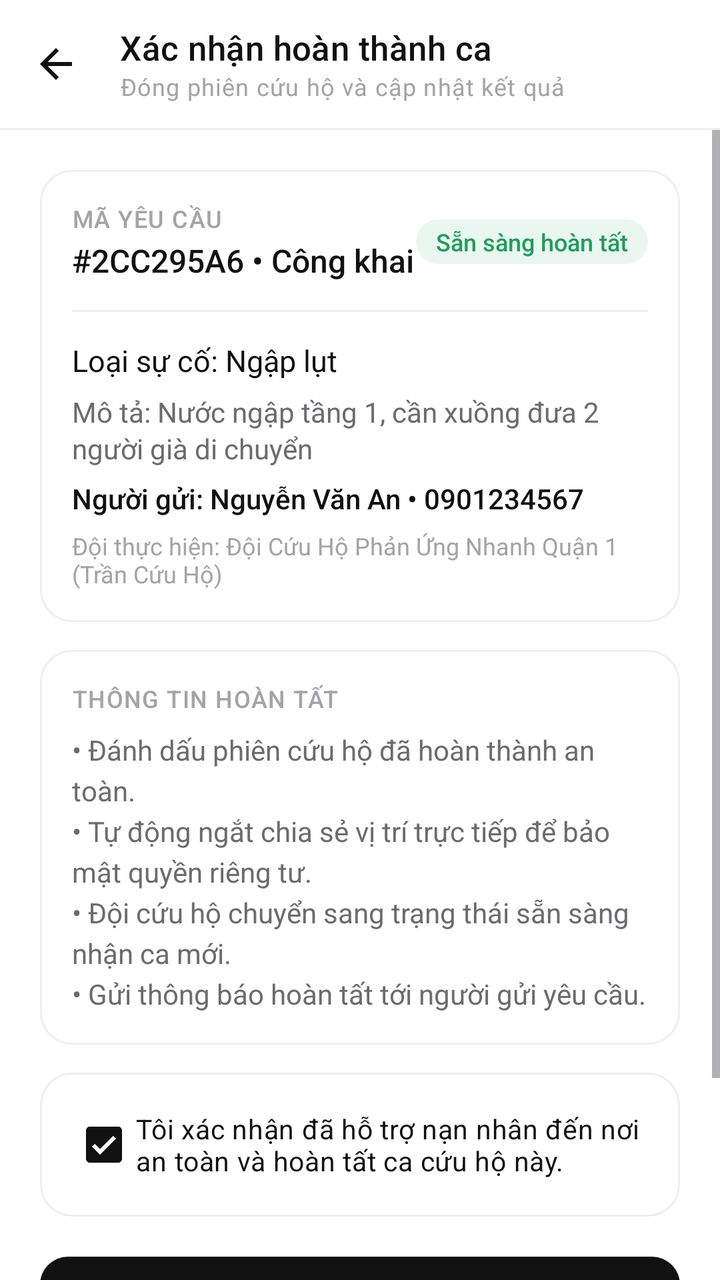
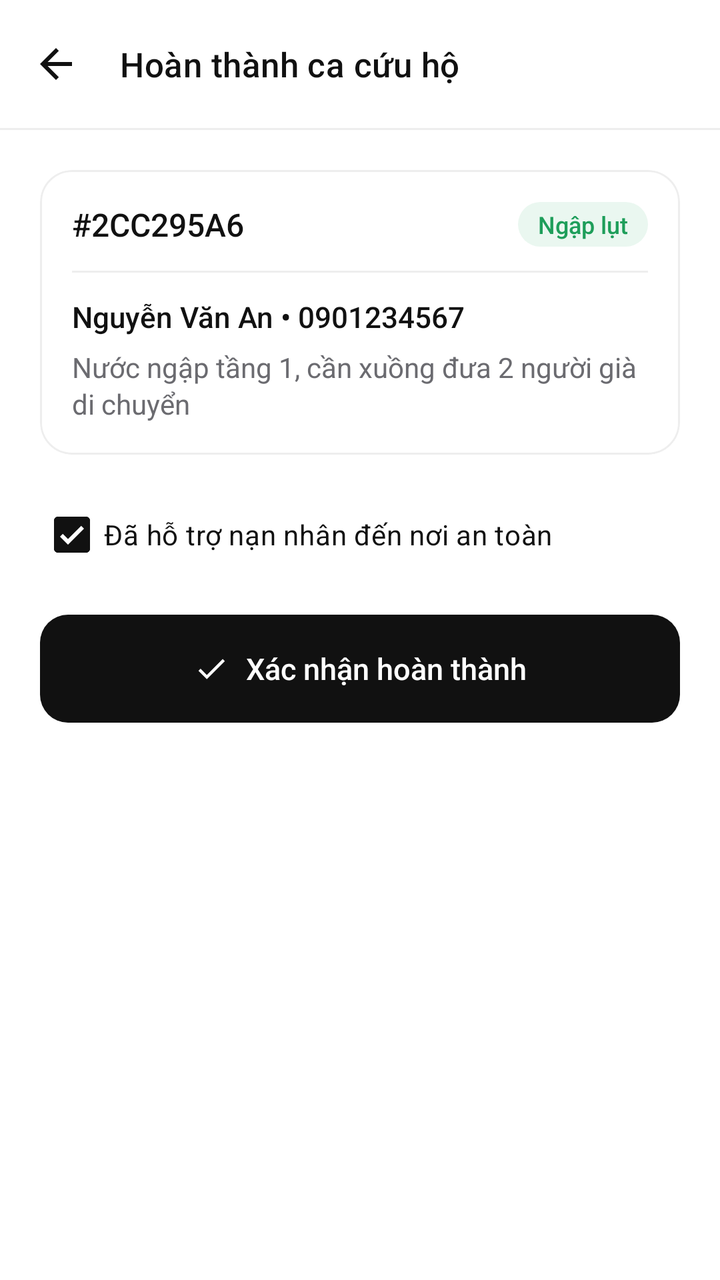

Compare the two renders of this Android layout. The source of the first and the diff that turns it into the second are given below.
<!-- AndroidManifest.xml: application theme Theme.JavaFinal -->
<!-- res/layout/activity_confirm_complete.xml -->
<?xml version="1.0" encoding="utf-8"?>
<LinearLayout xmlns:android="http://schemas.android.com/apk/res/android"
    xmlns:app="http://schemas.android.com/apk/res-auto"
    android:id="@+id/main"
    android:layout_width="match_parent"
    android:layout_height="match_parent"
    android:background="@color/white"
    android:orientation="vertical">

    <com.google.android.material.appbar.MaterialToolbar
        android:id="@+id/toolbar"
        style="@style/Toolbar.Minimal"
        android:layout_width="match_parent"
        android:layout_height="wrap_content"
        app:navigationIcon="@drawable/ic_arrow_back"
        app:subtitle="Đóng phiên cứu hộ và cập nhật kết quả"
        app:title="Xác nhận hoàn thành ca" />

    <View style="@style/Divider" />

    <ScrollView
        android:layout_width="match_parent"
        android:layout_height="0dp"
        android:layout_weight="1">

        <LinearLayout
            android:layout_width="match_parent"
            android:layout_height="wrap_content"
            android:orientation="vertical"
            android:padding="20dp">

            
            <com.google.android.material.card.MaterialCardView
                style="@style/Card"
                android:layout_width="match_parent"
                android:layout_height="wrap_content">

                <LinearLayout
                    android:layout_width="match_parent"
                    android:layout_height="wrap_content"
                    android:orientation="vertical"
                    android:padding="16dp">

                    <LinearLayout
                        android:layout_width="match_parent"
                        android:layout_height="wrap_content"
                        android:gravity="center_vertical"
                        android:orientation="horizontal">

                        <LinearLayout
                            android:layout_width="0dp"
                            android:layout_height="wrap_content"
                            android:layout_weight="1"
                            android:orientation="vertical">

                            <TextView
                                style="@style/Text.Overline"
                                android:layout_width="wrap_content"
                                android:layout_height="wrap_content"
                                android:text="MÃ YÊU CẦU" />

                            <TextView
                                android:id="@+id/tvSosCode"
                                style="@style/Text.Title"
                                android:layout_width="wrap_content"
                                android:layout_height="wrap_content"
                                android:layout_marginTop="2dp"
                                android:text="#2CC295A6 • Công khai" />
                        </LinearLayout>

                        <TextView
                            android:id="@+id/tvInterventionTime"
                            style="@style/Text.Tag"
                            android:layout_width="wrap_content"
                            android:layout_height="wrap_content"
                            android:backgroundTint="@color/green_soft"
                            android:text="Sẵn sàng hoàn tất"
                            android:textColor="@color/green" />
                    </LinearLayout>

                    <View
                        style="@style/Divider"
                        android:layout_marginVertical="14dp" />

                    <TextView
                        android:id="@+id/tvEmergencyNature"
                        style="@style/Text.Body"
                        android:layout_width="match_parent"
                        android:layout_height="wrap_content"
                        android:text="Loại sự cố: Ngập lụt" />

                    <TextView
                        android:id="@+id/tvAddress"
                        style="@style/Text.Secondary"
                        android:layout_width="match_parent"
                        android:layout_height="wrap_content"
                        android:layout_marginTop="6dp"
                        android:text="Mô tả: Nước ngập tầng 1, cần xuồng đưa 2 người già di chuyển" />

                    <TextView
                        android:id="@+id/tvVictimStatus"
                        style="@style/Text.Secondary"
                        android:layout_width="match_parent"
                        android:layout_height="wrap_content"
                        android:layout_marginTop="6dp"
                        android:fontFamily="sans-serif-medium"
                        android:text="Người gửi: Nguyễn Văn An • 0901234567"
                        android:textColor="@color/ink" />

                    <TextView
                        android:id="@+id/tvTeamSummary"
                        style="@style/Text.Caption"
                        android:layout_width="match_parent"
                        android:layout_height="wrap_content"
                        android:layout_marginTop="6dp"
                        android:text="Đội thực hiện: Đội Cứu Hộ Phản Ứng Nhanh Quận 1 (Trần Cứu Hộ)" />
                </LinearLayout>
            </com.google.android.material.card.MaterialCardView>

            
            <com.google.android.material.card.MaterialCardView
                style="@style/Card"
                android:layout_width="match_parent"
                android:layout_height="wrap_content"
                android:layout_marginTop="14dp">

                <LinearLayout
                    android:layout_width="match_parent"
                    android:layout_height="wrap_content"
                    android:orientation="vertical"
                    android:padding="16dp">

                    <TextView
                        style="@style/Text.Overline"
                        android:layout_width="wrap_content"
                        android:layout_height="wrap_content"
                        android:text="THÔNG TIN HOÀN TẤT" />

                    <TextView
                        android:id="@+id/tvHandoverPoint"
                        style="@style/Text.Secondary"
                        android:layout_width="match_parent"
                        android:layout_height="wrap_content"
                        android:layout_marginTop="8dp"
                        android:lineSpacingExtra="4dp"
                        android:text="• Đánh dấu phiên cứu hộ đã hoàn thành an toàn.\n• Tự động ngắt chia sẻ vị trí trực tiếp để bảo mật quyền riêng tư.\n• Đội cứu hộ chuyển sang trạng thái sẵn sàng nhận ca mới.\n• Gửi thông báo hoàn tất tới người gửi yêu cầu." />
                </LinearLayout>
            </com.google.android.material.card.MaterialCardView>

            
            <com.google.android.material.card.MaterialCardView
                style="@style/Card"
                android:layout_width="match_parent"
                android:layout_height="wrap_content"
                android:layout_marginTop="14dp">

                <LinearLayout
                    android:layout_width="match_parent"
                    android:layout_height="wrap_content"
                    android:orientation="vertical"
                    android:paddingHorizontal="16dp"
                    android:paddingVertical="12dp">

                    <com.google.android.material.checkbox.MaterialCheckBox
                        android:id="@+id/cbConfirmComplete"
                        android:layout_width="match_parent"
                        android:layout_height="wrap_content"
                        android:checked="true"
                        android:text="Tôi xác nhận đã hỗ trợ nạn nhân đến nơi an toàn và hoàn tất ca cứu hộ này."
                        android:textColor="@color/ink"
                        android:textSize="13.5sp" />
                </LinearLayout>
            </com.google.android.material.card.MaterialCardView>

            
            <com.google.android.material.button.MaterialButton
                android:id="@+id/btnCompleteMission"
                style="@style/Button.Primary"
                android:layout_width="match_parent"
                android:layout_height="54dp"
                android:layout_marginTop="20dp"
                android:text="Xác nhận hoàn thành"
                app:icon="@drawable/ic_check"
                app:iconGravity="textStart" />

            <com.google.android.material.button.MaterialButton
                android:id="@+id/btnBackToScene"
                style="@style/Button.Secondary"
                android:layout_width="match_parent"
                android:layout_height="50dp"
                android:layout_marginTop="10dp"
                android:text="Quay lại màn hình bản đồ" />
        </LinearLayout>
    </ScrollView>
</LinearLayout>
<!-- resources referenced by this layout -->
<resources>
  <color name="green">#1E9E5A</color>
  <color name="green_soft">#EAF7F0</color>
  <color name="ink">#111111</color>
  <color name="white">#FFFFFFFF</color>
  <style name="Button.Secondary" parent="Widget.Material3.Button.OutlinedButton">
          <item name="android:textColor">@color/sel_btn_text</item>
          <item name="iconTint">@color/sel_btn_text</item>
          <item name="strokeColor">@color/line_strong</item>
          <item name="strokeWidth">1dp</item>
          <item name="android:minHeight">52dp</item>
          <item name="android:insetTop">0dp</item>
          <item name="android:insetBottom">0dp</item>
          <item name="cornerRadius">14dp</item>
          <item name="android:textAllCaps">false</item>
          <item name="android:textSize">15sp</item>
          <item name="android:fontFamily">sans-serif-medium</item>
          <item name="android:letterSpacing">0</item>
      </style>
  <style name="Divider" parent="">
          <item name="android:layout_width">match_parent</item>
          <item name="android:layout_height">1dp</item>
          <item name="android:background">@color/line</item>
      </style>
  <style name="Text.Body">
          <item name="android:textSize">15sp</item>
          <item name="android:lineSpacingExtra">3dp</item>
      </style>
  <style name="Text.Caption">
          <item name="android:textSize">12sp</item>
          <item name="android:textColor">@color/ink_tertiary</item>
      </style>
  <style name="Text.Overline">
          <item name="android:textSize">12sp</item>
          <item name="android:textColor">@color/ink_tertiary</item>
          <item name="android:fontFamily">sans-serif-medium</item>
          <item name="android:letterSpacing">0.04</item>
      </style>
  <style name="Text.Secondary">
          <item name="android:textSize">14sp</item>
          <item name="android:textColor">@color/ink_secondary</item>
          <item name="android:lineSpacingExtra">2dp</item>
      </style>
  <style name="Text.Title">
          <item name="android:textSize">16sp</item>
          <item name="android:fontFamily">sans-serif-medium</item>
      </style>
  <style name="Theme.JavaFinal" parent="Base.Theme.JavaFinal" />
  <color name="line_strong">#DCDCDF</color>
  <color name="line">#EEEEEE</color>
  <color name="ink_tertiary">#A3A3A8</color>
  <color name="ink_secondary">#6B6B70</color>
  <!-- drawable bg_pill (drawable) -->
  <?xml version="1.0" encoding="utf-8"?>
  <shape xmlns:android="http://schemas.android.com/apk/res/android"
      android:shape="rectangle">
      <solid android:color="@color/white" />
      <corners android:radius="100dp" />
  </shape>
  <color name="fill">#F6F6F7</color>
  <style name="TextAppearance.App.ToolbarSubtitle" parent="TextAppearance.Material3.BodySmall">
          <item name="android:textColor">@color/ink_tertiary</item>
      </style>
  <color name="red">#E5383B</color>
  <style name="Widget.App.Snackbar" parent="Widget.Material3.Snackbar">
          <item name="backgroundTint">@color/ink</item>
          <item name="shapeAppearance">@style/ShapeAppearance.App.Rounded12</item>
          <item name="android:layout_margin">16dp</item>
      </style>
  <style name="Widget.App.Snackbar.Text" parent="Widget.Material3.Snackbar.TextView">
          <item name="android:textColor">@color/white</item>
          <item name="android:textSize">14sp</item>
      </style>
  <style name="Widget.App.Snackbar.Button" parent="Widget.Material3.Button.TextButton.Snackbar">
          <item name="android:textColor">@color/white</item>
          <item name="android:textAllCaps">false</item>
      </style>
  <style name="Widget.App.BottomSheet" parent="Widget.Material3.BottomSheet">
          <item name="backgroundTint">@color/white</item>
          <item name="shapeAppearance">@style/ShapeAppearance.App.Sheet</item>
      </style>
  <style name="ShapeAppearance.App.Rounded12" parent="">
          <item name="cornerFamily">rounded</item>
          <item name="cornerSize">12dp</item>
      </style>
  <!-- unchanged entries left out for length: 11 -->
</resources>

<!-- the commit's change to res/layout/activity_confirm_complete.xml (unified diff, before → after) -->
@@ -13,8 +13,7 @@
         android:layout_width="match_parent"
         android:layout_height="wrap_content"
         app:navigationIcon="@drawable/ic_arrow_back"
-        app:subtitle="Đóng phiên cứu hộ và cập nhật kết quả"
-        app:title="Xác nhận hoàn thành ca" />
+        app:title="Hoàn thành ca cứu hộ" />
 
     <View style="@style/Divider" />
 
@@ -29,7 +28,6 @@
             android:orientation="vertical"
             android:padding="20dp">
 
-            
             <com.google.android.material.card.MaterialCardView
                 style="@style/Card"
                 android:layout_width="match_parent"
@@ -47,47 +45,35 @@
                         android:gravity="center_vertical"
                         android:orientation="horizontal">
 
-                        <LinearLayout
+                        <TextView
+                            android:id="@+id/tvSosCode"
+                            style="@style/Text.Title"
                             android:layout_width="0dp"
                             android:layout_height="wrap_content"
                             android:layout_weight="1"
-                            android:orientation="vertical">
-
-                            <TextView
-                                style="@style/Text.Overline"
-                                android:layout_width="wrap_content"
-                                android:layout_height="wrap_content"
-                                android:text="MÃ YÊU CẦU" />
-
-                            <TextView
-                                android:id="@+id/tvSosCode"
-                                style="@style/Text.Title"
-                                android:layout_width="wrap_content"
-                                android:layout_height="wrap_content"
-                                android:layout_marginTop="2dp"
-                                android:text="#2CC295A6 • Công khai" />
-                        </LinearLayout>
+                            android:text="#2CC295A6" />
 
                         <TextView
-                            android:id="@+id/tvInterventionTime"
+                            android:id="@+id/tvEmergencyNature"
                             style="@style/Text.Tag"
                             android:layout_width="wrap_content"
                             android:layout_height="wrap_content"
                             android:backgroundTint="@color/green_soft"
-                            android:text="Sẵn sàng hoàn tất"
+                            android:text="Ngập lụt"
                             android:textColor="@color/green" />
                     </LinearLayout>
 
                     <View
                         style="@style/Divider"
-                        android:layout_marginVertical="14dp" />
+                        android:layout_marginVertical="12dp" />
 
                     <TextView
-                        android:id="@+id/tvEmergencyNature"
-                        style="@style/Text.Body"
+                        android:id="@+id/tvVictimStatus"
+                        style="@style/Text.Title"
                         android:layout_width="match_parent"
                         android:layout_height="wrap_content"
-                        android:text="Loại sự cố: Ngập lụt" />
+                        android:text="Nguyễn Văn An • 0901234567"
+                        android:textSize="14.5sp" />
 
                     <TextView
                         android:id="@+id/tvAddress"
@@ -95,101 +81,29 @@
                         android:layout_width="match_parent"
                         android:layout_height="wrap_content"
                         android:layout_marginTop="6dp"
-                        android:text="Mô tả: Nước ngập tầng 1, cần xuồng đưa 2 người già di chuyển" />
-
-                    <TextView
-                        android:id="@+id/tvVictimStatus"
-                        style="@style/Text.Secondary"
-                        android:layout_width="match_parent"
-                        android:layout_height="wrap_content"
-                        android:layout_marginTop="6dp"
-                        android:fontFamily="sans-serif-medium"
-                        android:text="Người gửi: Nguyễn Văn An • 0901234567"
-                        android:textColor="@color/ink" />
-
-                    <TextView
-                        android:id="@+id/tvTeamSummary"
-                        style="@style/Text.Caption"
-                        android:layout_width="match_parent"
-                        android:layout_height="wrap_content"
-                        android:layout_marginTop="6dp"
-                        android:text="Đội thực hiện: Đội Cứu Hộ Phản Ứng Nhanh Quận 1 (Trần Cứu Hộ)" />
+                        android:text="Nước ngập tầng 1, cần xuồng đưa 2 người già di chuyển" />
                 </LinearLayout>
             </com.google.android.material.card.MaterialCardView>
 
-            
-            <com.google.android.material.card.MaterialCardView
-                style="@style/Card"
+            <com.google.android.material.checkbox.MaterialCheckBox
+                android:id="@+id/cbConfirmComplete"
                 android:layout_width="match_parent"
                 android:layout_height="wrap_content"
-                android:layout_marginTop="14dp">
+                android:layout_marginTop="16dp"
+                android:checked="true"
+                android:text="Đã hỗ trợ nạn nhân đến nơi an toàn"
+                android:textColor="@color/ink"
+                android:textSize="14sp" />
 
-                <LinearLayout
-                    android:layout_width="match_parent"
-                    android:layout_height="wrap_content"
-                    android:orientation="vertical"
-                    android:padding="16dp">
-
-                    <TextView
-                        style="@style/Text.Overline"
-                        android:layout_width="wrap_content"
-                        android:layout_height="wrap_content"
-                        android:text="THÔNG TIN HOÀN TẤT" />
-
-                    <TextView
-                        android:id="@+id/tvHandoverPoint"
-                        style="@style/Text.Secondary"
-                        android:layout_width="match_parent"
-                        android:layout_height="wrap_content"
-                        android:layout_marginTop="8dp"
-                        android:lineSpacingExtra="4dp"
-                        android:text="• Đánh dấu phiên cứu hộ đã hoàn thành an toàn.\n• Tự động ngắt chia sẻ vị trí trực tiếp để bảo mật quyền riêng tư.\n• Đội cứu hộ chuyển sang trạng thái sẵn sàng nhận ca mới.\n• Gửi thông báo hoàn tất tới người gửi yêu cầu." />
-                </LinearLayout>
-            </com.google.android.material.card.MaterialCardView>
-
-            
-            <com.google.android.material.card.MaterialCardView
-                style="@style/Card"
-                android:layout_width="match_parent"
-                android:layout_height="wrap_content"
-                android:layout_marginTop="14dp">
-
-                <LinearLayout
-                    android:layout_width="match_parent"
-                    android:layout_height="wrap_content"
-                    android:orientation="vertical"
-                    android:paddingHorizontal="16dp"
-                    android:paddingVertical="12dp">
-
-                    <com.google.android.material.checkbox.MaterialCheckBox
-                        android:id="@+id/cbConfirmComplete"
-                        android:layout_width="match_parent"
-                        android:layout_height="wrap_content"
-                        android:checked="true"
-                        android:text="Tôi xác nhận đã hỗ trợ nạn nhân đến nơi an toàn và hoàn tất ca cứu hộ này."
-                        android:textColor="@color/ink"
-                        android:textSize="13.5sp" />
-                </LinearLayout>
-            </com.google.android.material.card.MaterialCardView>
-
-            
             <com.google.android.material.button.MaterialButton
                 android:id="@+id/btnCompleteMission"
                 style="@style/Button.Primary"
                 android:layout_width="match_parent"
                 android:layout_height="54dp"
-                android:layout_marginTop="20dp"
+                android:layout_marginTop="16dp"
                 android:text="Xác nhận hoàn thành"
                 app:icon="@drawable/ic_check"
                 app:iconGravity="textStart" />
-
-            <com.google.android.material.button.MaterialButton
-                android:id="@+id/btnBackToScene"
-                style="@style/Button.Secondary"
-                android:layout_width="match_parent"
-                android:layout_height="50dp"
-                android:layout_marginTop="10dp"
-                android:text="Quay lại màn hình bản đồ" />
         </LinearLayout>
     </ScrollView>
 </LinearLayout>
<!-- resource entries referenced after the edit -->
@@ -4,38 +4,10 @@
   <color name="green_soft">#EAF7F0</color>
   <color name="ink">#111111</color>
   <color name="white">#FFFFFFFF</color>
-  <style name="Button.Secondary" parent="Widget.Material3.Button.OutlinedButton">
-          <item name="android:textColor">@color/sel_btn_text</item>
-          <item name="iconTint">@color/sel_btn_text</item>
-          <item name="strokeColor">@color/line_strong</item>
-          <item name="strokeWidth">1dp</item>
-          <item name="android:minHeight">52dp</item>
-          <item name="android:insetTop">0dp</item>
-          <item name="android:insetBottom">0dp</item>
-          <item name="cornerRadius">14dp</item>
-          <item name="android:textAllCaps">false</item>
-          <item name="android:textSize">15sp</item>
-          <item name="android:fontFamily">sans-serif-medium</item>
-          <item name="android:letterSpacing">0</item>
-      </style>
   <style name="Divider" parent="">
           <item name="android:layout_width">match_parent</item>
           <item name="android:layout_height">1dp</item>
           <item name="android:background">@color/line</item>
-      </style>
-  <style name="Text.Body">
-          <item name="android:textSize">15sp</item>
-          <item name="android:lineSpacingExtra">3dp</item>
-      </style>
-  <style name="Text.Caption">
-          <item name="android:textSize">12sp</item>
-          <item name="android:textColor">@color/ink_tertiary</item>
-      </style>
-  <style name="Text.Overline">
-          <item name="android:textSize">12sp</item>
-          <item name="android:textColor">@color/ink_tertiary</item>
-          <item name="android:fontFamily">sans-serif-medium</item>
-          <item name="android:letterSpacing">0.04</item>
       </style>
   <style name="Text.Secondary">
           <item name="android:textSize">14sp</item>
